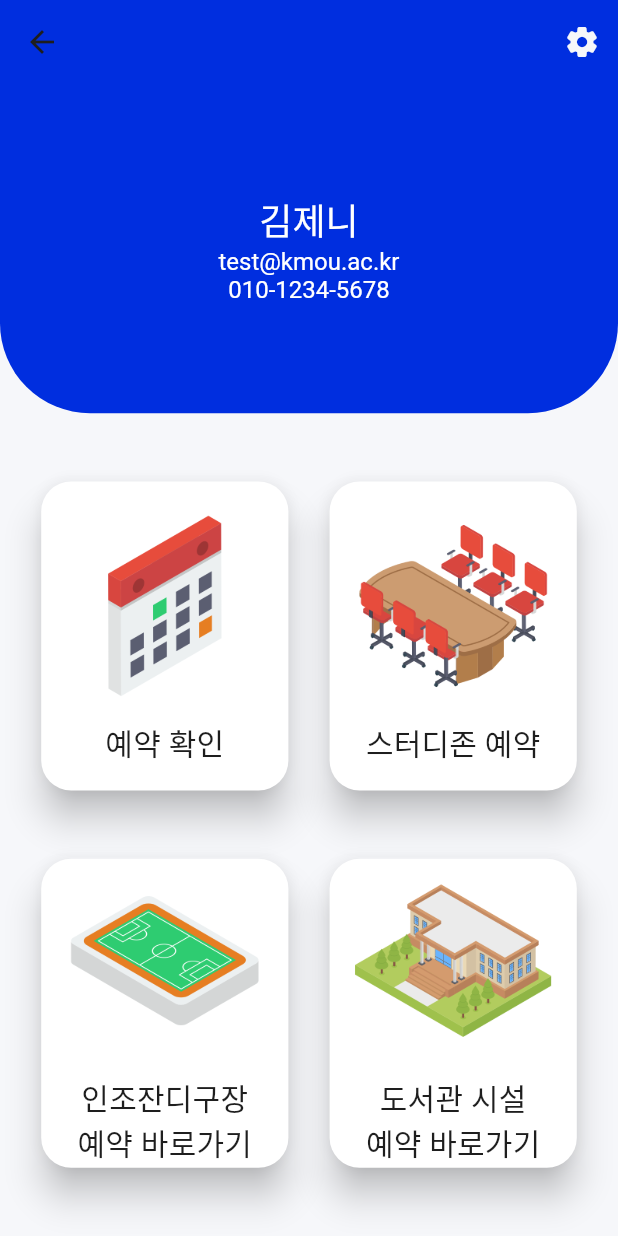
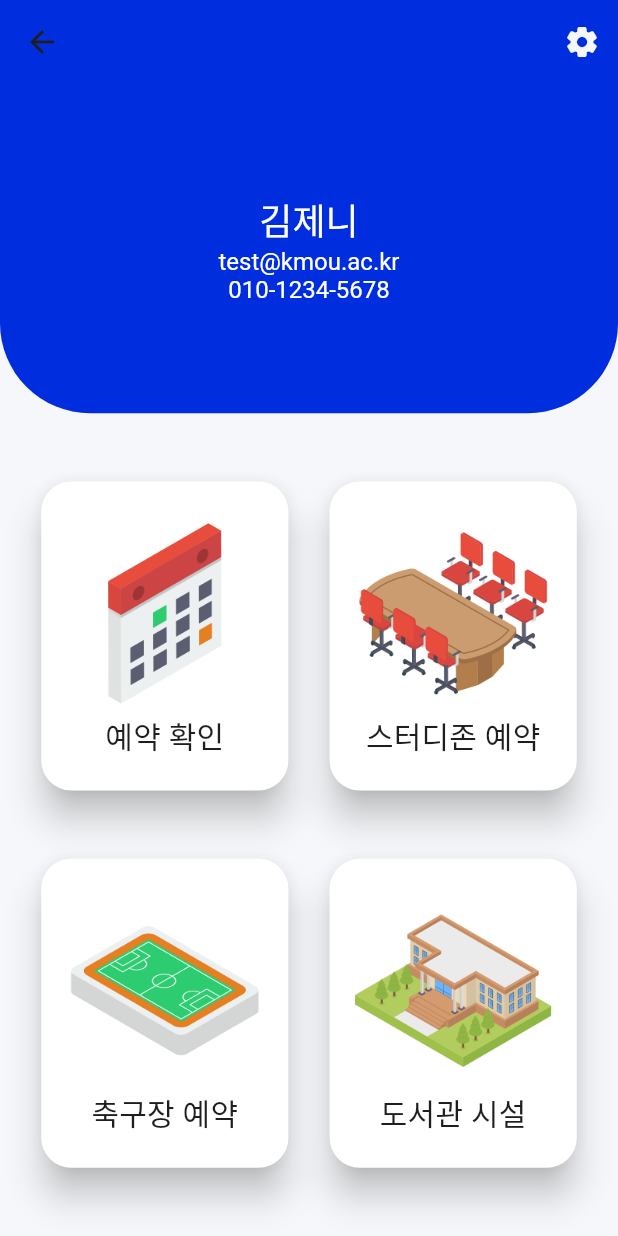
Before and after one commit to OIZ-Jung/ReservationApp, a Flutter app: the HomePage screen opened by its route, on a phone screen of 412 x 824 dp. Run offline on Flutter 3.47's test engine with Material 2 defaults, Android fonts, the light colour scheme and no system bars; our stand-ins replace firebase_auth, firebase_core, flutter_styled_toast, shared_preferences; accounts and stored records are empty.

Commit message:
no error buttonText

```diff
--- a/lib/pages/home.dart
+++ b/lib/pages/home.dart
@@ -72,15 +72,15 @@ class _HomePageState extends State<HomePage> {
                     Row(
                       mainAxisAlignment: MainAxisAlignment.spaceEvenly,
                       children: [
-                        NavigationButton(
+                        LaunchUrlButton(
                           image: 'assets/images/football_field.png',
-                          text: '인조잔디구장\n예약 바로가기',
-                          function: launchUrl(_urlField),
+                          text: '축구장 예약',
+                          uri: _urlField,
                         ),
-                        NavigationButton(
+                        LaunchUrlButton(
                           image: 'assets/images/library.png',
-                          text: '도서관 시설\n예약 바로가기',
-                          function: launchUrl(_urlLibrary),
+                          text: '도서관 시설',
+                          uri: _urlLibrary,
                         ),
                       ],
                     ),
@@ -181,9 +181,7 @@ class NavigationButton extends StatelessWidget {
             mainAxisAlignment: MainAxisAlignment.center,
             children: [
               Image.asset(image),
-              const SizedBox(
-                height: 10,
-              ),
+              const SizedBox(),
               Text(
                 text,
                 style: const TextStyle(),
@@ -233,9 +231,7 @@ class LaunchUrlButton extends StatelessWidget {
             mainAxisAlignment: MainAxisAlignment.center,
             children: [
               Image.asset(image),
-              const SizedBox(
-                height: 10,
-              ),
+              const SizedBox(),
               Text(
                 text,
                 style: const TextStyle(),
```
